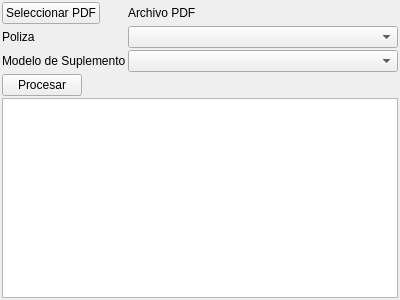
Before: the Qt Designer form mksHBOPDF/mainwindow.ui in diegowald/mksHBOPdf, drawn with Qt 5.
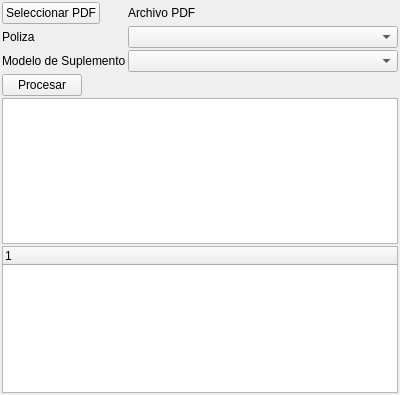
After: the same form once the commit is applied.

The edit to the form file:
```diff
--- a/mksHBOPDF/mainwindow.ui
+++ b/mksHBOPDF/mainwindow.ui
@@ -7,7 +7,7 @@
     <x>0</x>
     <y>0</y>
     <width>400</width>
-    <height>300</height>
+    <height>395</height>
    </rect>
   </property>
   <property name="windowTitle">
@@ -84,6 +84,15 @@
       </item>
      </layout>
     </item>
+    <item>
+     <widget class="QTreeWidget" name="treeWidget">
+      <column>
+       <property name="text">
+        <string notr="true">1</string>
+       </property>
+      </column>
+     </widget>
+    </item>
    </layout>
   </widget>
  </widget>
```
